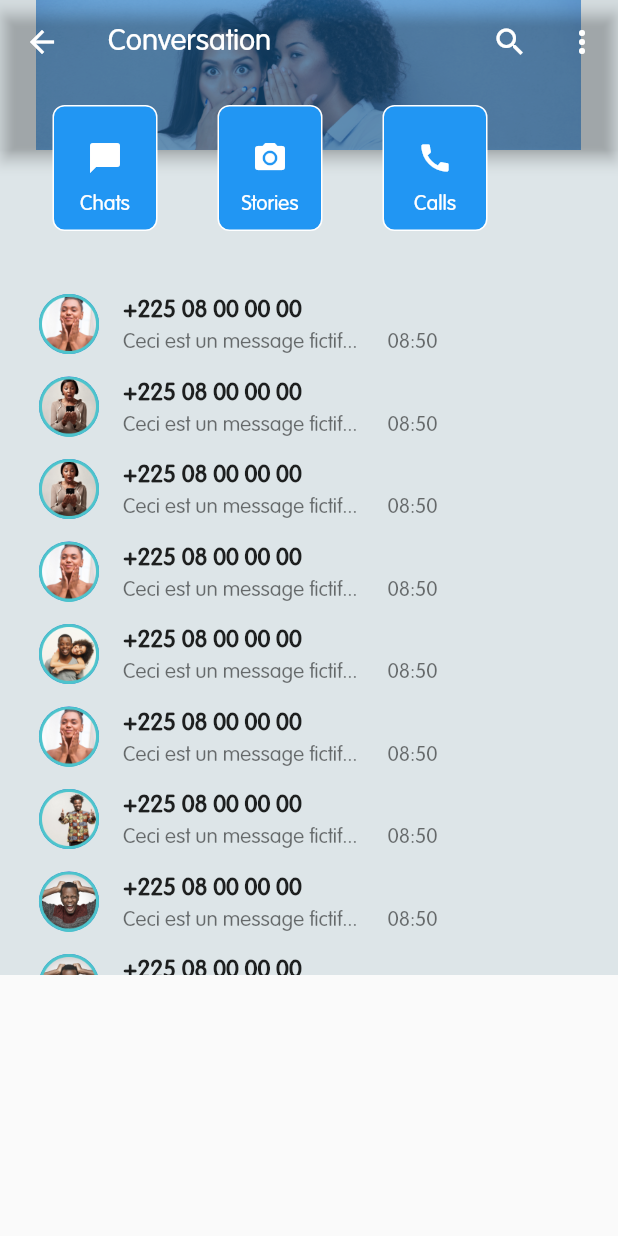
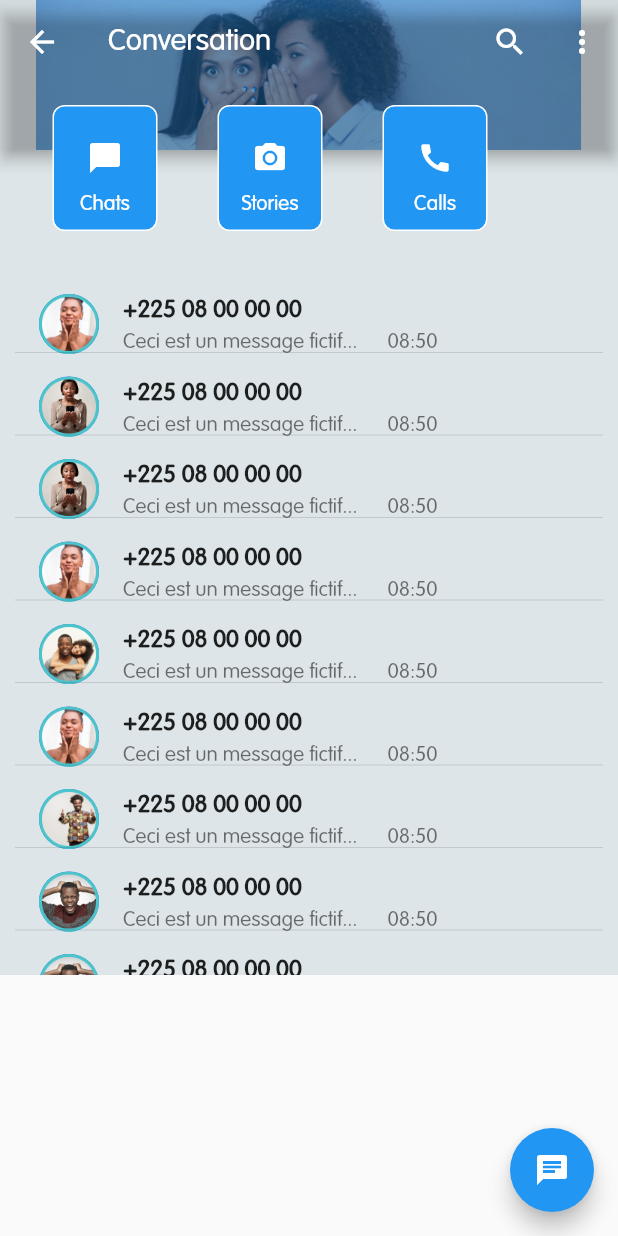
Before and after one commit to kennest/confident, a Flutter app: the HomePage screen opened directly, on a phone screen of 412 x 824 dp. Run offline on Flutter 3.47's test engine with Material 2 defaults, Android fonts, the phone set to English and light mode, and no system bars; our stand-ins replace bloc, equatable, firebase_auth, firebase_database, firebase_storage, flutter_bloc and 1 more; missing offline and left inert: flutter_country_picker; accounts and stored records are empty.

Commit message:
21/05/2019

```diff
--- a/lib/main.dart
+++ b/lib/main.dart
@@ -23,6 +23,7 @@ class MyApp extends StatelessWidget {
       routes: {
         '/': (context) => SplashPage(),
         '/login': (context) => LoginPage(),
+        '/chat': (context) => ChatRoomPage(),
       },
     );
   }
--- a/lib/pages/HomePage.dart
+++ b/lib/pages/HomePage.dart
@@ -19,29 +19,45 @@ class _HomePageState extends State<HomePage> {
         Stack(
           children: <Widget>[
             Container(
-              padding: EdgeInsets.fromLTRB(10.0,180.0,10.0,0.0),
+              padding: EdgeInsets.fromLTRB(10.0, 180.0, 10.0, 0.0),
               height: 650.0,
               width: double.infinity,
-              color: Color.fromARGB(30, 3, 69,101),
+              color: Color.fromARGB(30, 3, 69, 101),
               child: ListView(
                   itemExtent: 55.0,
-                  padding: EdgeInsets.fromLTRB(0.0,0.0,0.0,50.0),
-                  children: <Widget>[
-                    chatItem("+225 08 00 00 00", "Ceci est un message fictif...", 1),
-                    chatItem("+225 08 00 00 00", "Ceci est un message fictif...", 2),
-                    chatItem("+225 08 00 00 00", "Ceci est un message fictif...", 2),
-                    chatItem("+225 08 00 00 00", "Ceci est un message fictif...", 1),
-                    chatItem("+225 08 00 00 00", "Ceci est un message fictif...", 4),
-                    chatItem("+225 08 00 00 00", "Ceci est un message fictif...", 1),
-                    chatItem("+225 08 00 00 00", "Ceci est un message fictif...", 5),
-                    chatItem("+225 08 00 00 00", "Ceci est un message fictif...", 3),
-                    chatItem("+225 08 00 00 00", "Ceci est un message fictif...", 3),
-                    chatItem("+225 08 00 00 00", "Ceci est un message fictif...", 1),
-                    chatItem("+225 08 00 00 00", "Ceci est un message fictif...", 4),
-                    chatItem("+225 08 00 00 00", "Ceci est un message fictif...", 1),
-                    chatItem("+225 08 00 00 00", "Ceci est un message fictif...", 5),
+                  padding: EdgeInsets.fromLTRB(0.0, 0.0, 0.0, 50.0),
+                  children: ListTile.divideTiles(
+                    //          <-- ListTile.divideTiles
+                    context: context,
+                    tiles: [
+                      chatItem("+225 08 00 00 00",
+                          "Ceci est un message fictif...", 1),
+                      chatItem("+225 08 00 00 00",
+                          "Ceci est un message fictif...", 2),
+                      chatItem("+225 08 00 00 00",
+                          "Ceci est un message fictif...", 2),
+                      chatItem("+225 08 00 00 00",
+                          "Ceci est un message fictif...", 1),
+                      chatItem("+225 08 00 00 00",
+                          "Ceci est un message fictif...", 4),
+                      chatItem("+225 08 00 00 00",
+                          "Ceci est un message fictif...", 1),
+                      chatItem("+225 08 00 00 00",
+                          "Ceci est un message fictif...", 5),
+                      chatItem("+225 08 00 00 00",
+                          "Ceci est un message fictif...", 3),
+                      chatItem("+225 08 00 00 00",
+                          "Ceci est un message fictif...", 3),
+                      chatItem("+225 08 00 00 00",
+                          "Ceci est un message fictif...", 1),
+                      chatItem("+225 08 00 00 00",
+                          "Ceci est un message fictif...", 4),
+                      chatItem("+225 08 00 00 00",
+                          "Ceci est un message fictif...", 1),
+                      chatItem("+225 08 00 00 00",
+                          "Ceci est un message fictif...", 5),
                     ],
-                ),
+                  ).toList()),
             ),
             Container(
               width: double.infinity,
@@ -116,7 +132,9 @@ class _HomePageState extends State<HomePage> {
                   SizedBox(
                     width: 40.0,
                   ),
-                  Container(
+                  InkWell(
+                    splashColor: Colors.white,
+                    child: Container(
                         padding: EdgeInsets.all(10.0),
                         decoration: BoxDecoration(
                             borderRadius: BorderRadius.circular(8.0),
@@ -137,23 +155,34 @@ class _HomePageState extends State<HomePage> {
                             )
                           ],
                         )),
+                    onTap: (){},
+                  )
                 ],
               ),
             )
           ],
         ),
       ],
-    ));
+    ),
+    floatingActionButton: FloatingActionButton(
+      child: Icon(Icons.chat),
+      onPressed: (){},
+    ),);
   }
 
-  Widget chatItem(String title,String subtitle,int num){
+  Widget chatItem(String title, String subtitle, int num) {
     return ListTile(
       leading: CircleAvatar(
         child: Image.asset('assets/images/user_item_$num.png'),
       ),
-      title: Text(title,style: TextStyle(fontWeight: FontWeight.bold),),
+      title: Text(
+        title,
+        style: TextStyle(fontWeight: FontWeight.bold),
+      ),
       subtitle: Text('$subtitle      08:50'),
-      onTap: (){},
+      onTap: () {
+        Navigator.pushNamed(context, "/chat");
+      },
     );
   }
 }
```
Also changed, not shown: lib/pages/ChatRoomPage.dart (+40 -1 lines). Lines whose indentation alone changed are shown as unchanged.
